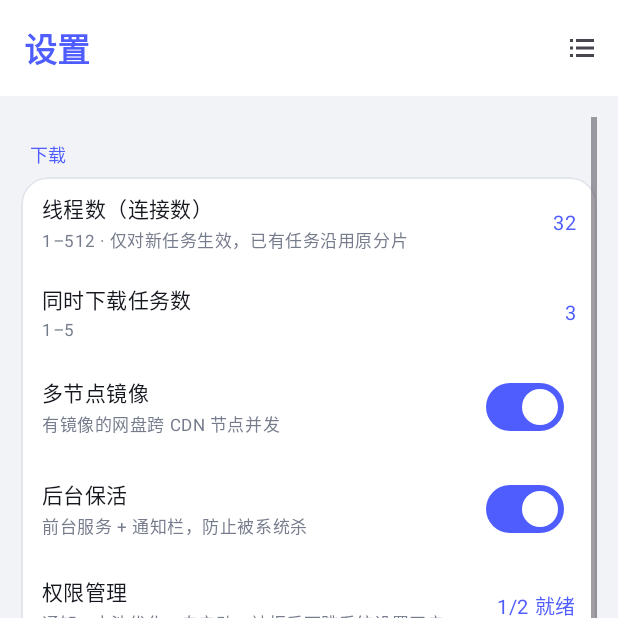
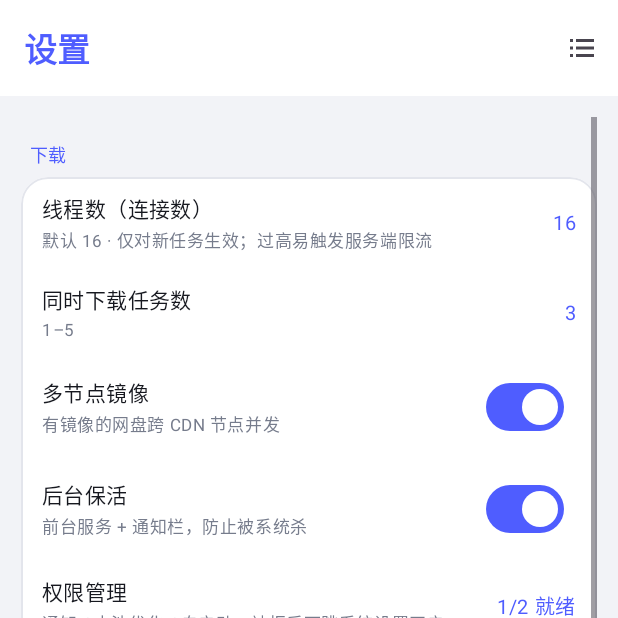
Before and after one commit to fanxing724/starbox, an Android app: the screen it shows after launch (MainActivity), item 3 of the bottom bar chosen, on a phone screen of 412 x 824 dp, the top half of it. Run offline under Robolectric (Android 15) with nearby library versions, the phone set to English and light mode, and no system bars.

Commit message:
0.9.38：默认并发降到 16，降低触发服务端限流的概率
一次失败原本要打 36 片 × 6 轮 ≈ 216 个请求；默认连接数也偏高。
现默认 16 连接（设置里仍可自行调），配合 0.9.37 的
「重试 2 次 + 3s/8s 退避」与「4xx 立即停止」，整体请求量大幅下降。

单测 43 项全绿。

```diff
--- a/app/build.gradle.kts
+++ b/app/build.gradle.kts
@@ -21,8 +21,8 @@ android {
         applicationId = "com.fanxing.xbox"
         minSdk = 24
         targetSdk = 34
-        versionCode = 47
-        versionName = "0.9.37"
+        versionCode = 48
+        versionName = "0.9.38"
     }
 
     signingConfigs {
--- a/app/src/main/java/com/fanxing/xbox/store/Creds.kt
+++ b/app/src/main/java/com/fanxing/xbox/store/Creds.kt
@@ -23,7 +23,7 @@ class Creds(ctx: Context) {
 
     // ---- 下载参数 ----
     var connections: Int
-        get() = sp.getInt("conns", 32)
+        get() = sp.getInt("conns", 16)
         set(v) = sp.edit().putInt("conns", v.coerceIn(1, 512)).apply()
 
     /** 同时下载的任务数 */
--- a/app/src/main/java/com/fanxing/xbox/ui/SettingsFragment.kt
+++ b/app/src/main/java/com/fanxing/xbox/ui/SettingsFragment.kt
@@ -36,7 +36,7 @@ class SettingsFragment : Fragment() {
         b.settingsList.removeAllViews()
 
         section("下载")
-        row("线程数（连接数）", "1–512 · 仅对新任务生效，已有任务沿用原分片", creds.connections.toString()) {
+        row("线程数（连接数）", "默认 16 · 仅对新任务生效；过高易触发服务端限流", creds.connections.toString()) {
             askNumber("线程数（1–512）", creds.connections) { n ->
                 if (n in 1..512) { creds.connections = n; build() } else toast("需在 1-512 之间")
             }
@@ -87,7 +87,7 @@ class SettingsFragment : Fragment() {
         row("免责声明", "内容来源与版权责任", "") { openLegal("disclaimer") }
         row("开源组件与许可", "AGPL-3.0 · 运行库 Apache 2.0 · 无 native 库", "") { showLicenses() }
         row("获取源代码", "AGPL-3.0 要求向使用者提供对应源码", "GitHub") { showSource() }
-        row("starbox", "版本 0.9.37 · 14 家网盘 · AGPL-3.0", "") {}
+        row("starbox", "版本 0.9.38 · 14 家网盘 · AGPL-3.0", "") {}
     }
 
     private fun openLegal(kind: String) {
```
